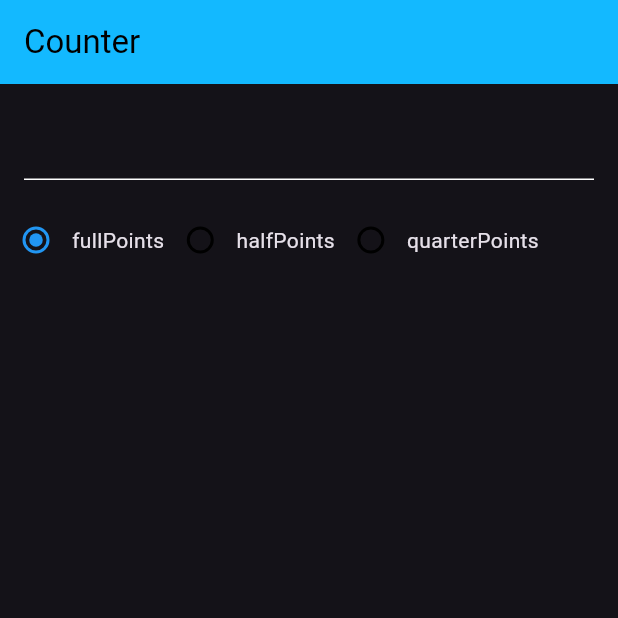
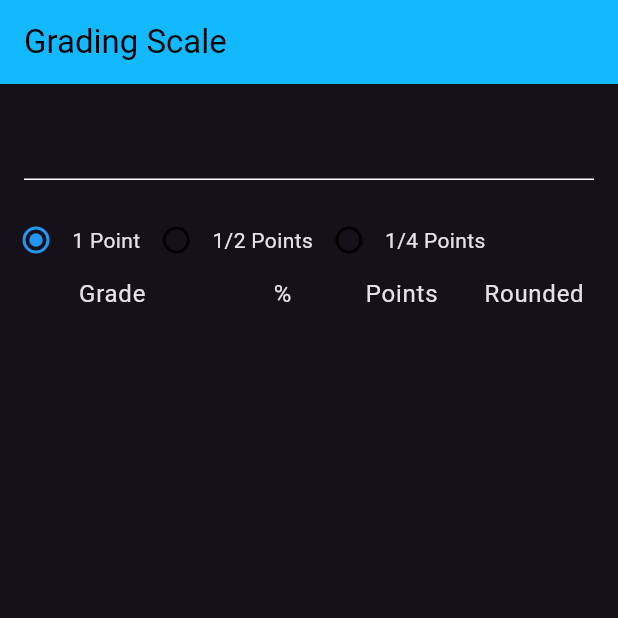
Before and after one commit to jillthebean/notenschluessel, a Flutter app: the screen it shows after launch, on a phone screen of 412 x 824 dp, the top half of it. Run offline on Flutter 3.47's test engine with Material 2 defaults, Android fonts, the light colour scheme and no system bars; our stand-ins replace bloc, flutter_bloc; generated files the repository leaves out were written again.

Commit message:
add translations

```diff
--- a/lib/grading_scale/cubit/grading_scale_cubit.dart
+++ b/lib/grading_scale/cubit/grading_scale_cubit.dart
@@ -7,9 +7,9 @@ double roundToHalf(num toRound) => (toRound * 2).ceil() / 2;
 double roundToQuarter(num toRound) => (toRound * 4).ceil() / 4;
 
 enum RoundingMode {
-  fullPoints(roundToFull),
-  halfPoints(roundToHalf),
-  quarterPoints(roundToQuarter);
+  full(roundToFull),
+  half(roundToHalf),
+  quarter(roundToQuarter);
 
   const RoundingMode(double Function(num) ceilingFn) : _ceil = ceilingFn;
   final double Function(num) _ceil;
@@ -34,7 +34,7 @@ class GradingScaleCubit extends Cubit<GradingState> {
           const GradingState(
             maxPoints: 0,
             results: [],
-            mode: RoundingMode.fullPoints,
+            mode: RoundingMode.full,
           ),
         );
 
@@ -62,9 +62,10 @@ class GradingScaleCubit extends Cubit<GradingState> {
             final pointsNeeded100 =
                 state.maxPoints.toDouble() * e.lowerBound.toDouble() / 100;
             return GradingScaleResult(
-              grade: e.grade,
+              grade: e.grade < 10 ? '0${e.grade}' : e.grade.toString(),
               pointsNeeded: pointsNeeded100,
               pointsNeededRounded: state.mode.ceil(pointsNeeded100),
+              percentNeeded: e.lowerBound,
             );
           }).toList()
         : const <GradingScaleResult>[];
--- a/lib/grading_scale/model/grading_scale_model.dart
+++ b/lib/grading_scale/model/grading_scale_model.dart
@@ -107,12 +107,14 @@ const gradingScalesNotes = [
 class GradingScaleResult {
   const GradingScaleResult({
     required this.grade,
+    required this.percentNeeded,
     required this.pointsNeeded,
     required this.pointsNeededRounded,
   });
 
-  final int grade;
+  final String grade;
   final double pointsNeeded;
+  final int percentNeeded;
   final double pointsNeededRounded;
 
   @override
--- a/lib/grading_scale/view/grading_scale_page.dart
+++ b/lib/grading_scale/view/grading_scale_page.dart
@@ -24,7 +24,7 @@ class GradingScaleView extends StatelessWidget {
     final l10n = context.l10n;
     final grading = context.watch<GradingScaleCubit>();
     return Scaffold(
-      appBar: AppBar(title: Text(l10n.counterAppBarTitle)),
+      appBar: AppBar(title: Text(l10n.gradingScaleAppBarTitle)),
       body: Column(
         children: [
           PointsInput(
@@ -33,6 +33,12 @@ class GradingScaleView extends StatelessWidget {
           RoundingModeInput(
             mode: grading.state.mode,
             onChanged: grading.setMode,
+          ),
+          ResultLine(
+            grade: l10n.gradingScaleTitleGrade,
+            percentNeeded: l10n.gradingScaleTitlePercent,
+            pointsNeeded: l10n.gradingScaleTitlePoints,
+            pointsNeededRequired: l10n.gradingScaleTitlePointsRounded,
           ),
           ...grading.state.results.map(ResultLine.fromGradeResult),
         ],
@@ -94,13 +100,25 @@ class RoundingModeInput extends StatelessWidget {
 
   @override
   Widget build(BuildContext context) {
+    final l10n = context.l10n;
     return Row(
       crossAxisAlignment: CrossAxisAlignment.start,
-      children: RoundingMode.values.map(_buildListTile).toList(),
+      children: RoundingMode.values
+          .map(
+            (e) => _buildListTile(
+              e,
+              switch (e) {
+                (RoundingMode.full) => l10n.roundingModeFull,
+                (RoundingMode.half) => l10n.roundingModeHalf,
+                (RoundingMode.quarter) => l10n.roundingModeQuarter,
+              },
+            ),
+          )
+          .toList(),
     );
   }
 
-  Widget _buildListTile(RoundingMode roundingMode) {
+  Widget _buildListTile(RoundingMode roundingMode, String label) {
     return SizedBox(
       child: Row(
         mainAxisSize: MainAxisSize.min,
@@ -110,7 +128,7 @@ class RoundingModeInput extends StatelessWidget {
             groupValue: mode,
             onChanged: onChanged,
           ),
-          Text(roundingMode.name),
+          Text(label),
         ],
       ),
     );
@@ -120,6 +138,7 @@ class RoundingModeInput extends StatelessWidget {
 class ResultLine extends StatelessWidget {
   const ResultLine({
     required this.grade,
+    required this.percentNeeded,
     required this.pointsNeeded,
     required this.pointsNeededRequired,
     super.key,
@@ -128,12 +147,13 @@ class ResultLine extends StatelessWidget {
   ResultLine.fromGradeResult(
     GradingScaleResult result, {
     super.key,
-  })  : grade =
-            result.grade < 10 ? '0${result.grade}' : result.grade.toString(),
+  })  : grade = result.grade,
+        percentNeeded = '${result.percentNeeded}%',
         pointsNeeded = result.pointsNeeded.toStringAsFixed(2),
         pointsNeededRequired = result.pointsNeededRounded.toStringAsFixed(2);
 
   final String grade;
+  final String percentNeeded;
   final String pointsNeeded;
   final String pointsNeededRequired;
 
@@ -143,6 +163,7 @@ class ResultLine extends StatelessWidget {
       mainAxisAlignment: MainAxisAlignment.spaceEvenly,
       children: [
         _ResultBox(grade),
+        _ResultBox(percentNeeded),
         _ResultBox(pointsNeeded),
         _ResultBox(pointsNeededRequired),
       ],
@@ -151,13 +172,13 @@ class ResultLine extends StatelessWidget {
 }
 
 class _ResultBox extends StatelessWidget {
-  const _ResultBox(this.data, {super.key});
+  const _ResultBox(this.data);
   final String data;
 
   @override
   Widget build(BuildContext context) {
     return SizedBox(
-      width: 50,
+      width: 75,
       height: 25,
       child: Text(
         data,
--- a/lib/l10n/arb/app_en.arb
+++ b/lib/l10n/arb/app_en.arb
@@ -1,7 +1,14 @@
 {
     "@@locale": "en",
-    "counterAppBarTitle": "Counter",
-    "@counterAppBarTitle": {
-        "description": "Text shown in the AppBar of the Counter Page"
-    }
+    "gradingScaleAppBarTitle": "Grading Scale",
+    "@gradingScaleAppBarTitle": {
+        "description": "Text shown in the AppBar of the Grading Scale Page"
+    },
+    "gradingScaleTitleGrade": "Grade",
+    "gradingScaleTitlePercent": "%",
+    "gradingScaleTitlePoints": "Points",
+    "gradingScaleTitlePointsRounded": "Rounded",
+    "roundingModeFull": "1 Point",
+    "roundingModeHalf": "1/2 Points",
+    "roundingModeQuarter": "1/4 Points"
 }
```
Also changed, not shown: lib/l10n/arb/app_de.arb (added, +11 -0 lines), lib/l10n/arb/app_es.arb (deleted, +0 -7 lines), 2 other files.
